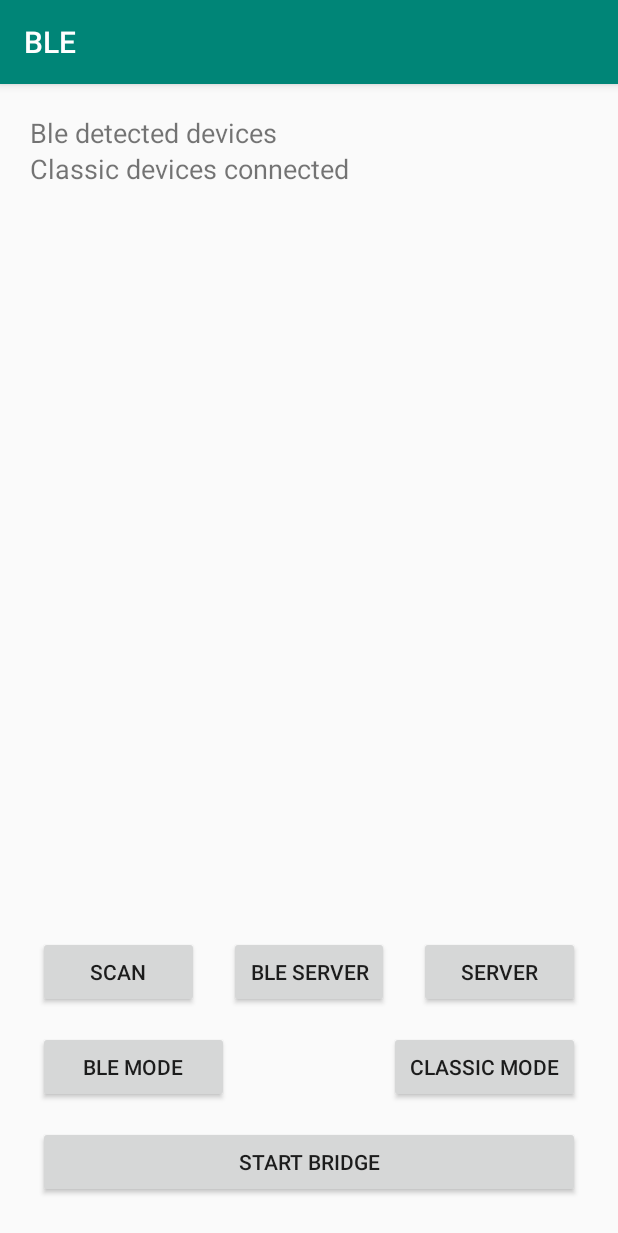
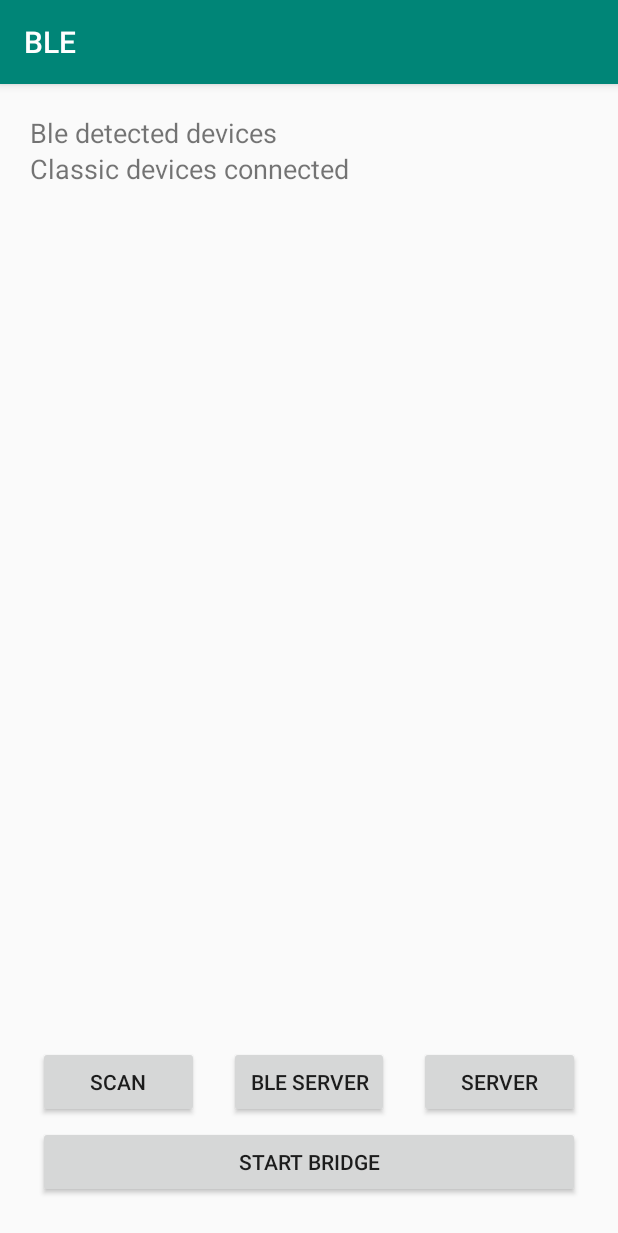
Before and after one commit to konfiot/BLE, an Android app: the MainActivity screen opened directly, with no data from a screen before it, on a phone screen of 412 x 824 dp. Shown: the top 1233 px of the screen. Run offline under Robolectric (Android 15) with nearby library versions, the phone set to English and light mode, and no system bars; 1 statement that could not run was skipped.

Commit message:
Removes buttons

```diff
--- a/app/src/main/res/layout/activity_main.xml
+++ b/app/src/main/res/layout/activity_main.xml
@@ -54,9 +54,9 @@
         android:id="@+id/buttonScanForDevices"
         android:layout_width="0dp"
         android:layout_height="wrap_content"
-        android:layout_marginBottom="15dp"
+        android:layout_marginBottom="5dp"
         android:text="@string/scan_for_devices"
-        app:layout_constraintBottom_toTopOf="@+id/buttonActAsBle"
+        app:layout_constraintBottom_toTopOf="@+id/buttonStartBridge"
         app:layout_constraintEnd_toStartOf="@+id/buttonConnectDevices"
         app:layout_constraintStart_toStartOf="@+id/buttonStartBridge" />
 
@@ -96,24 +96,4 @@
         app:layout_constraintEnd_toEndOf="parent"
         app:layout_constraintStart_toStartOf="parent" />
 
-    <Button
-        android:id="@+id/buttonActAsClassicBluetooth"
-        android:layout_width="0dp"
-        android:layout_height="wrap_content"
-        android:layout_marginBottom="15dp"
-        android:text="@string/act_as_bclasic"
-        app:layout_constraintBottom_toTopOf="@+id/buttonStartBridge"
-        app:layout_constraintEnd_toEndOf="@+id/buttonStartBridge"
-        app:layout_constraintStart_toEndOf="@+id/buttonConnectDevices" />
-
-    <Button
-        android:id="@+id/buttonActAsBle"
-        android:layout_width="0dp"
-        android:layout_height="wrap_content"
-        android:layout_marginBottom="15dp"
-        android:text="@string/act_as_ble"
-        app:layout_constraintBottom_toTopOf="@+id/buttonStartBridge"
-        app:layout_constraintEnd_toStartOf="@+id/buttonConnectDevices"
-        app:layout_constraintStart_toStartOf="@+id/buttonStartBridge" />
-
 </androidx.constraintlayout.widget.ConstraintLayout>
```
